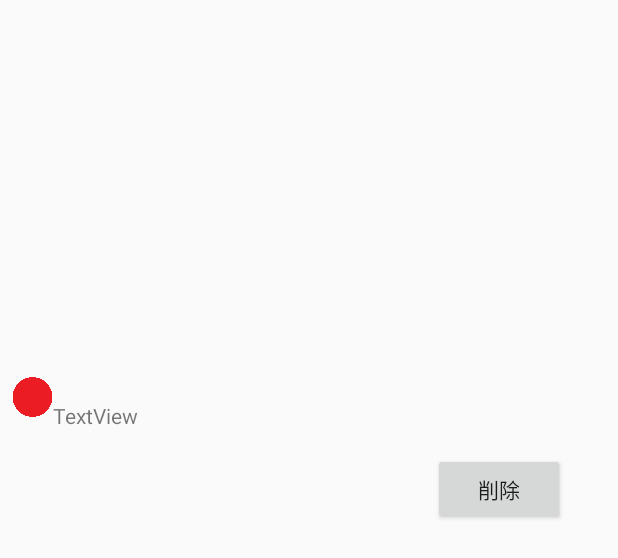
After one commit to SOENOMIZUKI/HomeAlone, an Android app: the layout row_item.xml on its own in the app's theme, with its tools: preview values and no code run, on a phone screen of 412 x 824 dp. The commit adds this screen. Shown: the top 558 px of the screen. Run offline under Robolectric (Android 15) with nearby library versions, the phone set to English and light mode, and no system bars.

Commit message:
追加：予定機能のアダプターを追加

```diff
--- a/app/src/main/res/layout/activity_calendar_comfirm.xml
+++ b/app/src/main/res/layout/activity_calendar_comfirm.xml
@@ -20,6 +20,7 @@
         app:layout_constraintVertical_bias="0.05" />
 
     <ListView
+        android:id="@+id/PlanList"
         android:layout_width="322dp"
         android:layout_height="338dp"
         app:layout_constraintBottom_toBottomOf="parent"
--- /dev/null
+++ b/app/src/main/res/layout/row_item.xml
@@ -0,0 +1,58 @@
+<?xml version="1.0" encoding="utf-8"?>
+<androidx.constraintlayout.widget.ConstraintLayout
+    xmlns:android="http://schemas.android.com/apk/res/android"
+    xmlns:app="http://schemas.android.com/apk/res-auto"
+    xmlns:tools="http://schemas.android.com/tools"
+    android:layout_width="match_parent"
+    android:layout_height="match_parent">
+
+    <TextView
+        android:id="@+id/planView"
+        android:layout_width="341dp"
+        android:layout_height="30dp"
+        android:layout_centerVertical="true"
+        android:layout_toEndOf="@+id/edit"
+        app:layout_constraintBottom_toBottomOf="parent"
+        app:layout_constraintEnd_toEndOf="parent"
+        app:layout_constraintStart_toStartOf="parent"
+        app:layout_constraintTop_toTopOf="parent"
+        app:layout_constraintVertical_bias="0.293" />
+
+    <Button
+        android:id="@+id/delete"
+        android:layout_width="wrap_content"
+        android:layout_height="wrap_content"
+        android:layout_alignParentEnd="true"
+        android:text="削除"
+        app:layout_constraintBottom_toBottomOf="parent"
+        app:layout_constraintEnd_toEndOf="parent"
+        app:layout_constraintHorizontal_bias="0.891"
+        app:layout_constraintStart_toStartOf="parent"
+        app:layout_constraintTop_toTopOf="parent"
+        app:layout_constraintVertical_bias="0.389" />
+
+    <TextView
+        android:id="@+id/noteView"
+        android:layout_width="341dp"
+        android:layout_height="30dp"
+        android:text="TextView"
+        app:layout_constraintBottom_toBottomOf="parent"
+        app:layout_constraintEnd_toEndOf="parent"
+        app:layout_constraintStart_toStartOf="parent"
+        app:layout_constraintTop_toTopOf="parent"
+        app:layout_constraintVertical_bias="0.337" />
+
+    <ImageView
+        android:id="@+id/imageView3"
+        android:layout_width="27dp"
+        android:layout_height="32dp"
+        app:layout_constraintBottom_toBottomOf="parent"
+        app:layout_constraintEnd_toEndOf="parent"
+        app:layout_constraintHorizontal_bias="0.02"
+        app:layout_constraintStart_toStartOf="parent"
+        app:layout_constraintTop_toTopOf="parent"
+        app:layout_constraintVertical_bias="0.314"
+        app:srcCompat="@drawable/aka" />
+
+
+</androidx.constraintlayout.widget.ConstraintLayout>
```
Also changed, not shown: app/src/main/java/com/example/myapplication/CalendarComfirmActivity.java (+18 -0 lines), app/src/main/java/com/example/myapplication/CustomAdapter.java (deleted, +0 -123 lines), app/src/main/java/com/example/myapplication/PlanListViewAdapter.java (added, +73 -0 lines), app/src/main/res/drawable/aka.png (added).
